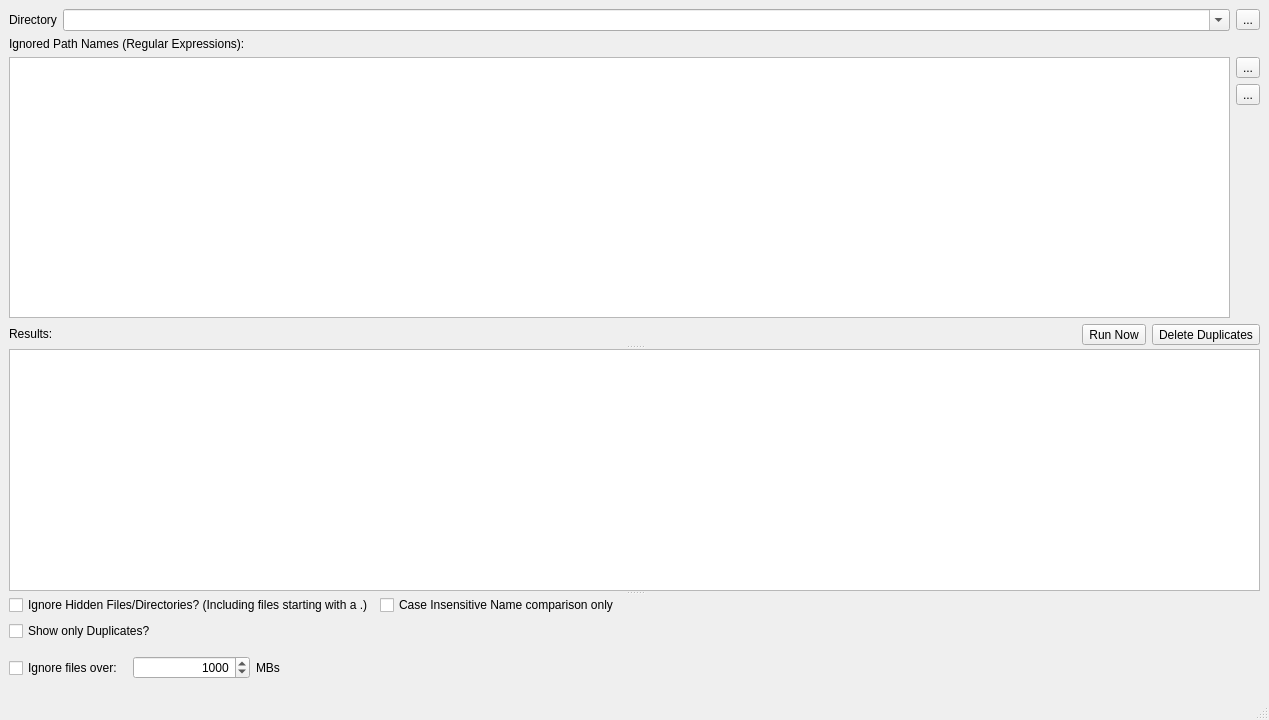
Old version of the form MainWindow/MainWindow.ui in the repository towel42-com/FindDupe.
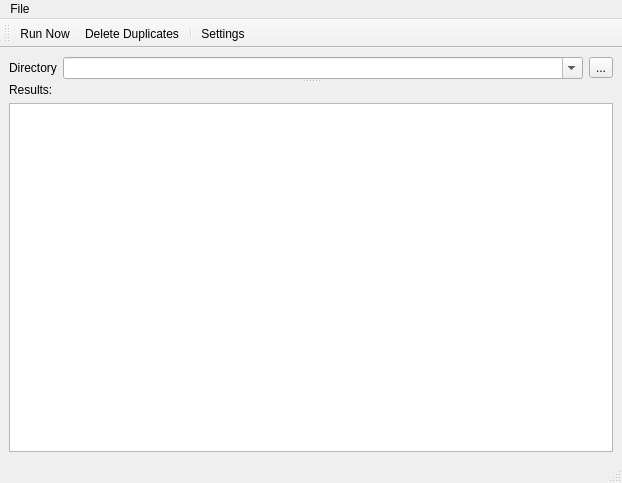
New version of the form. Icons and pictures are not drawn. Custom widgets are drawn as their Qt base class.

Commit message: Pulled settings into its own window

What changed in the file:
```diff
--- a/MainWindow/MainWindow.ui
+++ b/MainWindow/MainWindow.ui
@@ -6,24 +6,25 @@
    <rect>
     <x>0</x>
     <y>0</y>
-    <width>1269</width>
-    <height>720</height>
+    <width>622</width>
+    <height>483</height>
    </rect>
   </property>
   <property name="windowTitle">
    <string>Find Duplicates</string>
   </property>
   <widget class="QWidget" name="centralwidget">
-   <layout class="QVBoxLayout" name="verticalLayout_2">
-    <item>
+   <layout class="QGridLayout" name="gridLayout">
+    <item row="0" column="0" colspan="2">
      <widget class="QSplitter" name="splitter">
       <property name="orientation">
        <enum>Qt::Vertical</enum>
       </property>
       <widget class="QWidget" name="layoutWidget">
-       <layout class="QVBoxLayout" name="verticalLayout">
-        <item>
-         <layout class="QHBoxLayout" name="horizontalLayout_2">
+       <layout class="QHBoxLayout" name="horizontalLayout">
+        <property name="sizeConstraint">
+         <enum>QLayout::SizeConstraint::SetMaximumSize</enum>
+        </property>
           <item>
            <widget class="QLabel" name="label_1">
             <property name="sizePolicy">
@@ -65,58 +66,9 @@
            </widget>
           </item>
          </layout>
-        </item>
-        <item>
-         <layout class="QGridLayout" name="gridLayout">
-          <item row="1" column="1">
-           <widget class="QToolButton" name="addPathName">
-            <property name="text">
-             <string>...</string>
-            </property>
-            <property name="icon">
-             <iconset resource="application.qrc">
-              <normaloff>:/resources/add.png</normaloff>:/resources/add.png</iconset>
-            </property>
-           </widget>
-          </item>
-          <item row="2" column="1">
-           <widget class="QToolButton" name="delPathName">
-            <property name="text">
-             <string>...</string>
-            </property>
-            <property name="icon">
-             <iconset resource="application.qrc">
-              <normaloff>:/resources/delete.png</normaloff>:/resources/delete.png</iconset>
-            </property>
-           </widget>
-          </item>
-          <item row="0" column="0">
-           <widget class="QLabel" name="label_3">
-            <property name="sizePolicy">
-             <sizepolicy hsizetype="Preferred" vsizetype="Fixed">
-              <horstretch>0</horstretch>
-              <verstretch>0</verstretch>
-             </sizepolicy>
-            </property>
-            <property name="text">
-             <string>Ignored Path Names (Regular Expressions):</string>
-            </property>
-           </widget>
-          </item>
-          <item row="1" column="0" rowspan="3">
-           <widget class="QListWidget" name="ignoredPathNames">
-            <property name="sizePolicy">
-             <sizepolicy hsizetype="Expanding" vsizetype="Minimum">
-              <horstretch>0</horstretch>
-              <verstretch>0</verstretch>
-             </sizepolicy>
-            </property>
-           </widget>
-          </item>
-         </layout>
-        </item>
-        <item>
-         <layout class="QHBoxLayout" name="horizontalLayout">
+      </widget>
+      <widget class="QWidget" name="layoutWidget_2">
+       <layout class="QVBoxLayout" name="verticalLayout">
           <item>
            <widget class="QLabel" name="resultsLabel">
             <property name="sizePolicy">
@@ -134,65 +86,6 @@
            </widget>
           </item>
           <item>
-           <spacer name="horizontalSpacer">
-            <property name="orientation">
-             <enum>Qt::Horizontal</enum>
-            </property>
-            <property name="sizeType">
-             <enum>QSizePolicy::MinimumExpanding</enum>
-            </property>
-            <property name="sizeHint" stdset="0">
-             <size>
-              <width>40</width>
-              <height>20</height>
-             </size>
-            </property>
-           </spacer>
-          </item>
-          <item>
-           <widget class="QToolButton" name="go">
-            <property name="text">
-             <string>Run Now</string>
-            </property>
-            <property name="icon">
-             <iconset resource="application.qrc">
-              <normaloff>:/resources/go.png</normaloff>:/resources/go.png</iconset>
-            </property>
-            <property name="iconSize">
-             <size>
-              <width>50</width>
-              <height>50</height>
-             </size>
-            </property>
-            <property name="toolButtonStyle">
-             <enum>Qt::ToolButtonTextUnderIcon</enum>
-            </property>
-           </widget>
-          </item>
-          <item>
-           <widget class="QToolButton" name="del">
-            <property name="text">
-             <string>Delete Duplicates</string>
-            </property>
-            <property name="icon">
-             <iconset resource="application.qrc">
-              <normaloff>:/resources/delete.png</normaloff>:/resources/delete.png</iconset>
-            </property>
-            <property name="iconSize">
-             <size>
-              <width>50</width>
-              <height>50</height>
-             </size>
-            </property>
-            <property name="toolButtonStyle">
-             <enum>Qt::ToolButtonTextUnderIcon</enum>
-            </property>
-           </widget>
-          </item>
-         </layout>
-        </item>
-       </layout>
-      </widget>
       <widget class="QTreeView" name="files">
        <property name="editTriggers">
         <set>QAbstractItemView::NoEditTriggers</set>
@@ -210,75 +103,6 @@
         <bool>true</bool>
        </property>
       </widget>
-      <widget class="QWidget" name="layoutWidget_2">
-       <layout class="QGridLayout" name="gridLayout_2">
-        <item row="0" column="0">
-         <widget class="QCheckBox" name="ignoreHidden">
-          <property name="text">
-           <string>Ignore Hidden Files/Directories? (Including files starting with a .)</string>
-          </property>
-         </widget>
-        </item>
-        <item row="0" column="1">
-         <widget class="QCheckBox" name="caseInsensitiveNameCompare">
-          <property name="text">
-           <string>Case Insensitive Name comparison only</string>
-          </property>
-         </widget>
-        </item>
-        <item row="1" column="0">
-         <widget class="QCheckBox" name="showDupesOnly">
-          <property name="text">
-           <string>Show only Duplicates?</string>
-          </property>
-         </widget>
-        </item>
-        <item row="2" column="0">
-         <layout class="QHBoxLayout" name="horizontalLayout_3">
-          <item>
-           <widget class="QCheckBox" name="ignoreFilesOver">
-            <property name="text">
-             <string>Ignore files over:</string>
-            </property>
-           </widget>
-          </item>
-          <item>
-           <widget class="QSpinBox" name="ignoreFilesOverValue">
-            <property name="alignment">
-             <set>Qt::AlignRight|Qt::AlignTrailing|Qt::AlignVCenter</set>
-            </property>
-            <property name="minimum">
-             <number>1</number>
-            </property>
-            <property name="maximum">
-             <number>1000000</number>
-            </property>
-            <property name="value">
-             <number>1000</number>
-            </property>
-           </widget>
-          </item>
-          <item>
-           <widget class="QLabel" name="label_2">
-            <property name="text">
-             <string>MBs</string>
-            </property>
-           </widget>
-          </item>
-         </layout>
-        </item>
-        <item row="2" column="1">
-         <spacer name="horizontalSpacer_2">
-          <property name="orientation">
-           <enum>Qt::Horizontal</enum>
-          </property>
-          <property name="sizeHint" stdset="0">
-           <size>
-            <width>40</width>
-            <height>20</height>
-           </size>
-          </property>
-         </spacer>
         </item>
        </layout>
       </widget>
@@ -291,13 +115,40 @@
     <rect>
      <x>0</x>
      <y>0</y>
-     <width>1269</width>
-     <height>22</height>
+     <width>622</width>
+     <height>33</height>
     </rect>
    </property>
+   <widget class="QMenu" name="menuFile">
+    <property name="title">
+     <string>File</string>
+    </property>
+    <addaction name="actionRunNow"/>
+    <addaction name="actionDeleteDuplicates"/>
+    <addaction name="separator"/>
+    <addaction name="actionSettings"/>
+    <addaction name="separator"/>
+    <addaction name="actionExit"/>
+   </widget>
+   <addaction name="menuFile"/>
   </widget>
   <widget class="QStatusBar" name="statusbar"/>
-  <action name="actionQuit">
+  <widget class="QToolBar" name="toolBar">
+   <property name="windowTitle">
+    <string>toolBar</string>
+   </property>
+   <attribute name="toolBarArea">
+    <enum>TopToolBarArea</enum>
+   </attribute>
+   <attribute name="toolBarBreak">
+    <bool>false</bool>
+   </attribute>
+   <addaction name="actionRunNow"/>
+   <addaction name="actionDeleteDuplicates"/>
+   <addaction name="separator"/>
+   <addaction name="actionSettings"/>
+  </widget>
+  <action name="actionExit">
    <property name="text">
     <string>Quit</string>
    </property>
@@ -308,6 +159,32 @@
     <string>Alt+F4</string>
    </property>
   </action>
+  <action name="actionSettings">
+   <property name="icon">
+    <iconset theme="applications-development"/>
+   </property>
+   <property name="text">
+    <string>Settings...</string>
+   </property>
+  </action>
+  <action name="actionRunNow">
+   <property name="icon">
+    <iconset resource="application.qrc">
+     <normaloff>:/resources/go.png</normaloff>:/resources/go.png</iconset>
+   </property>
+   <property name="text">
+    <string>Run Now...</string>
+   </property>
+  </action>
+  <action name="actionDeleteDuplicates">
+   <property name="icon">
+    <iconset resource="application.qrc">
+     <normaloff>:/resources/delete.png</normaloff>:/resources/delete.png</iconset>
+   </property>
+   <property name="text">
+    <string>Delete Duplicates...</string>
+   </property>
+  </action>
  </widget>
  <customwidgets>
   <customwidget>
```
Left out of the diff: 29 changed lines with no effect on the pictures. Lines whose indentation alone changed are shown as unchanged. The commit also changes 6 other files.
